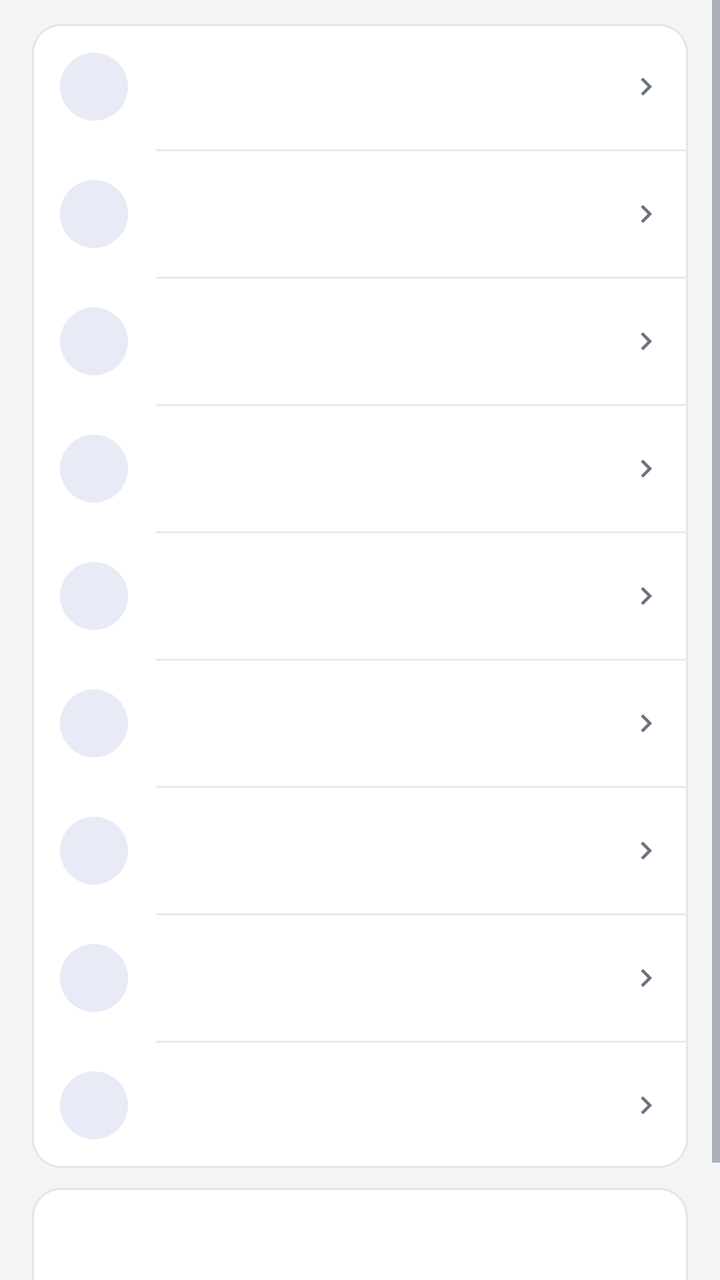
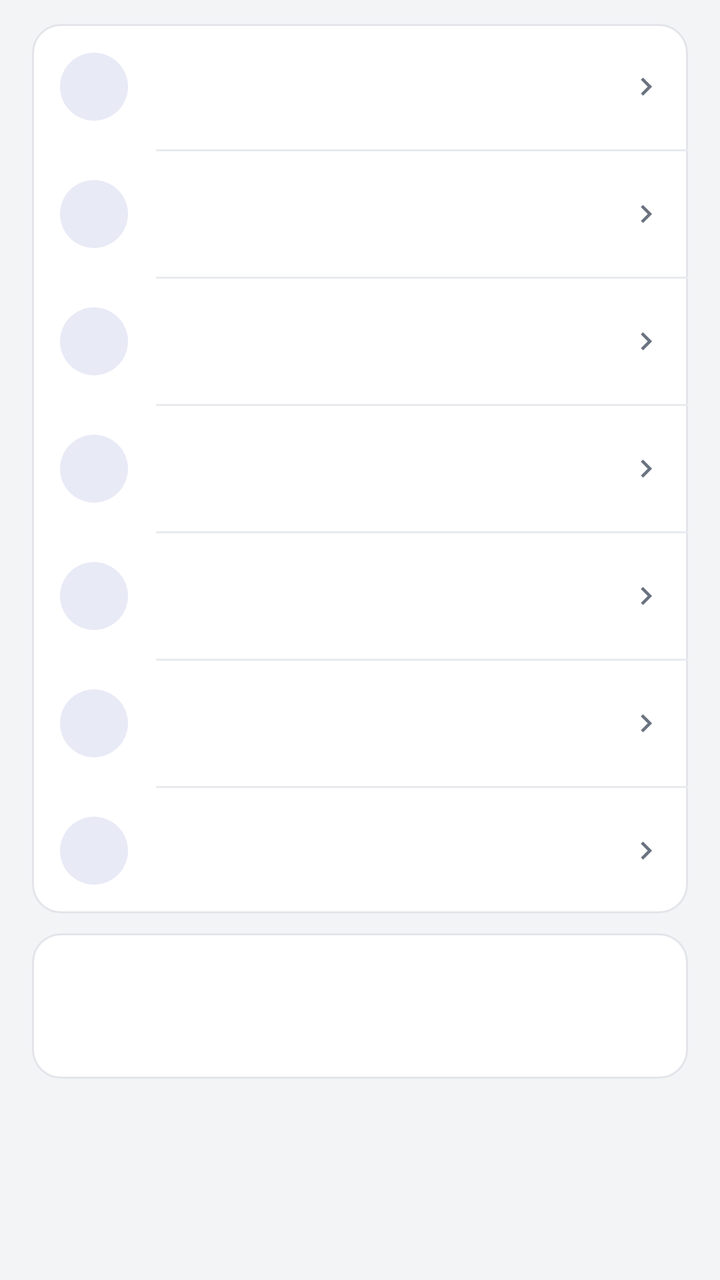

The first picture is an Android layout as it rendered before a commit; the second is the same layout after the commit. The layout source and the unified diff follow.
<!-- AndroidManifest.xml: activity theme AppTheme -->
<!-- res/layout/activity_settings.xml -->
<?xml version="1.0" encoding="utf-8"?>
<ScrollView xmlns:android="http://schemas.android.com/apk/res/android"
    android:id="@+id/root"
    android:layout_width="match_parent"
    android:layout_height="match_parent"
    android:background="@color/bg"
    android:fillViewport="true"
    android:scrollbars="vertical">

    <LinearLayout
        android:layout_width="match_parent"
        android:layout_height="wrap_content"
        android:orientation="vertical">

        <LinearLayout
            android:layout_width="match_parent"
            android:layout_height="wrap_content"
            android:orientation="vertical"
            android:paddingStart="@dimen/page_pad"
            android:paddingEnd="@dimen/page_pad"
            android:paddingTop="12dp"
            android:paddingBottom="14dp">

            
            <LinearLayout
                android:layout_width="match_parent"
                android:layout_height="wrap_content"
                android:orientation="vertical"
                android:background="@drawable/card_bg">

                
                <include
                    android:id="@+id/row_theme"
                    layout="@layout/row_action"
                    android:layout_width="match_parent"
                    android:layout_height="wrap_content" />

                <View
                    android:layout_width="match_parent"
                    android:layout_height="1dp"
                    android:layout_marginStart="62dp"
                    android:background="@color/divider" />

                
                <include
                    android:id="@+id/row_language"
                    layout="@layout/row_action"
                    android:layout_width="match_parent"
                    android:layout_height="wrap_content" />

                <View
                    android:layout_width="match_parent"
                    android:layout_height="1dp"
                    android:layout_marginStart="62dp"
                    android:background="@color/divider" />

                
                <include
                    android:id="@+id/row_lang_pack"
                    layout="@layout/row_action"
                    android:layout_width="match_parent"
                    android:layout_height="wrap_content" />

                <View
                    android:layout_width="match_parent"
                    android:layout_height="1dp"
                    android:layout_marginStart="62dp"
                    android:background="@color/divider" />

                <include
                    android:id="@+id/row_def_slot"
                    layout="@layout/row_action"
                    android:layout_width="match_parent"
                    android:layout_height="wrap_content" />

                <View
                    android:layout_width="match_parent"
                    android:layout_height="1dp"
                    android:layout_marginStart="62dp"
                    android:background="@color/divider" />

                <include
                    android:id="@+id/row_logs"
                    layout="@layout/row_action"
                    android:layout_width="match_parent"
                    android:layout_height="wrap_content" />

                <View
                    android:layout_width="match_parent"
                    android:layout_height="1dp"
                    android:layout_marginStart="62dp"
                    android:background="@color/divider" />

                
                <include
                    android:id="@+id/row_open_logs"
                    layout="@layout/row_action"
                    android:layout_width="match_parent"
                    android:layout_height="wrap_content" />

                <View
                    android:layout_width="match_parent"
                    android:layout_height="1dp"
                    android:layout_marginStart="62dp"
                    android:background="@color/divider" />

                
                <include
                    android:id="@+id/row_auto_clean"
                    layout="@layout/row_action"
                    android:layout_width="match_parent"
                    android:layout_height="wrap_content" />

                <View
                    android:layout_width="match_parent"
                    android:layout_height="1dp"
                    android:layout_marginStart="62dp"
                    android:background="@color/divider" />

                
                <include
                    android:id="@+id/row_storage"
                    layout="@layout/row_action"
                    android:layout_width="match_parent"
                    android:layout_height="wrap_content" />

                <View
                    android:layout_width="match_parent"
                    android:layout_height="1dp"
                    android:layout_marginStart="62dp"
                    android:background="@color/divider" />

                
                <include
                    android:id="@+id/row_trash"
                    layout="@layout/row_action"
                    android:layout_width="match_parent"
                    android:layout_height="wrap_content" />
            </LinearLayout>

            
            <LinearLayout
                android:layout_width="match_parent"
                android:layout_height="wrap_content"
                android:layout_marginTop="@dimen/card_gap"
                android:orientation="vertical"
                android:background="@drawable/card_bg"
                android:paddingStart="14dp"
                android:paddingEnd="14dp"
                android:paddingTop="14dp"
                android:paddingBottom="14dp">

                <TextView
                        android:id="@+id/tx_about_card_title"
                    android:layout_width="match_parent"
                    android:layout_height="wrap_content"
                    android:textSize="15sp"
                    android:fontFamily="sans-serif-medium"
                    android:textColor="@color/fg" />

                <TextView
                    android:id="@+id/about_text"
                    android:layout_width="match_parent"
                    android:layout_height="wrap_content"
                    android:paddingTop="8dp"
                    android:textSize="12sp"
                    android:lineSpacingExtra="3dp"
                    android:textIsSelectable="true"
                    android:textColor="@color/fg_muted" />
            </LinearLayout>
        </LinearLayout>

        
        <View
            android:layout_width="match_parent"
            android:layout_height="@dimen/page_bottom_space" />
    </LinearLayout>
</ScrollView>
<!-- res/layout/row_action.xml (included above) -->
<?xml version="1.0" encoding="utf-8"?>
<LinearLayout xmlns:android="http://schemas.android.com/apk/res/android"
    android:layout_width="match_parent"
    android:layout_height="wrap_content"
    android:orientation="horizontal"
    android:gravity="center_vertical"
    android:background="?android:attr/selectableItemBackground"
    android:clickable="true"
    android:focusable="false"
    android:paddingStart="14dp"
    android:paddingEnd="12dp"
    android:paddingTop="12dp"
    android:paddingBottom="12dp">

    <FrameLayout
        android:layout_width="@dimen/row_icon_box"
        android:layout_height="@dimen/row_icon_box"
        android:background="@drawable/icon_circle">

        <ImageView
            android:id="@+id/act_icon"
            android:layout_width="@dimen/row_icon"
            android:layout_height="@dimen/row_icon"
            android:layout_gravity="center"
            android:tint="@color/accent" />
    </FrameLayout>

    <LinearLayout
        android:layout_width="0dp"
        android:layout_height="wrap_content"
        android:layout_weight="1"
        android:layout_marginStart="14dp"
        android:orientation="vertical">

        <TextView
            android:id="@+id/act_title"
            android:layout_width="match_parent"
            android:layout_height="wrap_content"
            android:singleLine="true"
            android:ellipsize="end"
            android:textSize="15sp"
            android:textColor="@color/fg" />

        <TextView
            android:id="@+id/act_sub"
            android:layout_width="match_parent"
            android:layout_height="wrap_content"
            android:paddingTop="2dp"
            android:textSize="12sp"
            android:textColor="@color/fg_muted" />
    </LinearLayout>

    <ImageView
        android:layout_width="@dimen/row_chevron"
        android:layout_height="@dimen/row_chevron"
        android:layout_marginStart="8dp"
        android:src="@drawable/ic_chevron"
        android:tint="@color/fg_muted" />
</LinearLayout>
<!-- resources referenced by this layout -->
<resources>
  <color name="accent">#FF3F51B5</color>
  <color name="bg">#FFF3F4F6</color>
  <color name="divider">#FFE8EAEE</color>
  <color name="fg">#FF1A1C1E</color>
  <color name="fg_muted">#FF6B7280</color>
  <dimen name="card_gap">10dp</dimen>
  <dimen name="page_bottom_space">24dp</dimen>
  <dimen name="page_pad">16dp</dimen>
  <dimen name="row_chevron">18dp</dimen>
  <dimen name="row_icon">22dp</dimen>
  <dimen name="row_icon_box">34dp</dimen>
  <!-- drawable card_bg (drawable) -->
  <?xml version="1.0" encoding="utf-8"?>
  <shape xmlns:android="http://schemas.android.com/apk/res/android"
      android:shape="rectangle">
      <solid android:color="@color/card" />
      <corners android:radius="14dp" />
      <stroke android:width="1dp" android:color="@color/card_stroke" />
  </shape>
  <!-- drawable ic_chevron (drawable) -->
  <?xml version="1.0" encoding="utf-8"?>
  <vector xmlns:android="http://schemas.android.com/apk/res/android"
      android:width="24dp"
      android:height="24dp"
      android:viewportWidth="24"
      android:viewportHeight="24">
      <path
          android:fillColor="@color/icon_tint"
          android:pathData="M10,6L8.59,7.41 13.17,12l-4.58,4.59L10,18l6,-6z" />
  </vector>
  <!-- drawable icon_circle (drawable) -->
  <?xml version="1.0" encoding="utf-8"?>
  <shape xmlns:android="http://schemas.android.com/apk/res/android"
      android:shape="oval">
      <solid android:color="@color/accent_soft" />
  </shape>
  <style name="AppTheme" parent="android:Theme.Material.Light">
          <item name="android:windowBackground">@color/bg</item>
          <item name="android:textColorPrimary">@color/fg</item>
          <item name="android:textColorSecondary">@color/fg_muted</item>
          <item name="android:colorAccent">@color/accent</item>
  
          
          <item name="android:colorPrimary">@color/appbar</item>
          <item name="android:colorPrimaryDark">@color/statusbar</item>
          <item name="android:statusBarColor">@color/statusbar</item>
          <item name="android:windowLightStatusBar">false</item>
          <item name="android:actionBarStyle">@style/AppBarStyle</item>
  
          
          <item name="android:alertDialogTheme">@style/AppDialogTheme</item>
      </style>
  <color name="card">#FFFFFFFF</color>
  <color name="card_stroke">#FFE3E5EA</color>
  <color name="icon_tint">#FF5F6368</color>
  <color name="accent_soft">#FFE8EAF6</color>
  <color name="appbar">#FF3F51B5</color>
  <color name="statusbar">#FF303F9F</color>
  <style name="AppBarStyle" parent="android:Widget.Material.ActionBar.Solid">
          <item name="android:background">@color/appbar</item>
          
          <item name="android:elevation">0dp</item>
          
          <item name="android:contentInsetStart">16dp</item>
          <item name="android:titleTextStyle">@style/AppBarTitle</item>
      </style>
  <style name="AppDialogTheme" parent="android:Theme.Material.Light.Dialog.Alert">
          <item name="android:windowBackground">@drawable/dlg_bg</item>
          <item name="android:colorAccent">@color/accent</item>
          <item name="android:textColorPrimary">@color/fg</item>
          <item name="android:textColorSecondary">@color/fg_muted</item>
          <item name="android:colorControlNormal">@color/fg_muted</item>
      </style>
  <style name="AppBarTitle" parent="android:TextAppearance.Material.Widget.ActionBar.Title">
          <item name="android:textColor">@color/on_appbar</item>
          <item name="android:textSize">20sp</item>
          <item name="android:fontFamily">sans-serif-medium</item>
      </style>
  <!-- drawable dlg_bg (drawable) -->
  <?xml version="1.0" encoding="utf-8"?>
  <inset xmlns:android="http://schemas.android.com/apk/res/android"
      android:inset="16dp">
      <shape android:shape="rectangle">
          <solid android:color="@color/card" />
          <corners android:radius="14dp" />
          <stroke android:width="1dp" android:color="@color/card_stroke" />
      </shape>
  </inset>
  <color name="on_appbar">#FFFFFFFF</color>
</resources>

<!-- the commit's change to res/layout/activity_settings.xml (unified diff, before → after) -->
@@ -93,19 +93,6 @@
 
                 
                 <include
-                    android:id="@+id/row_open_logs"
-                    layout="@layout/row_action"
-                    android:layout_width="match_parent"
-                    android:layout_height="wrap_content" />
-
-                <View
-                    android:layout_width="match_parent"
-                    android:layout_height="1dp"
-                    android:layout_marginStart="62dp"
-                    android:background="@color/divider" />
-
-                
-                <include
                     android:id="@+id/row_auto_clean"
                     layout="@layout/row_action"
                     android:layout_width="match_parent"
@@ -120,19 +107,6 @@
                 
                 <include
                     android:id="@+id/row_storage"
-                    layout="@layout/row_action"
-                    android:layout_width="match_parent"
-                    android:layout_height="wrap_content" />
-
-                <View
-                    android:layout_width="match_parent"
-                    android:layout_height="1dp"
-                    android:layout_marginStart="62dp"
-                    android:background="@color/divider" />
-
-                
-                <include
-                    android:id="@+id/row_trash"
                     layout="@layout/row_action"
                     android:layout_width="match_parent"
                     android:layout_height="wrap_content" />
